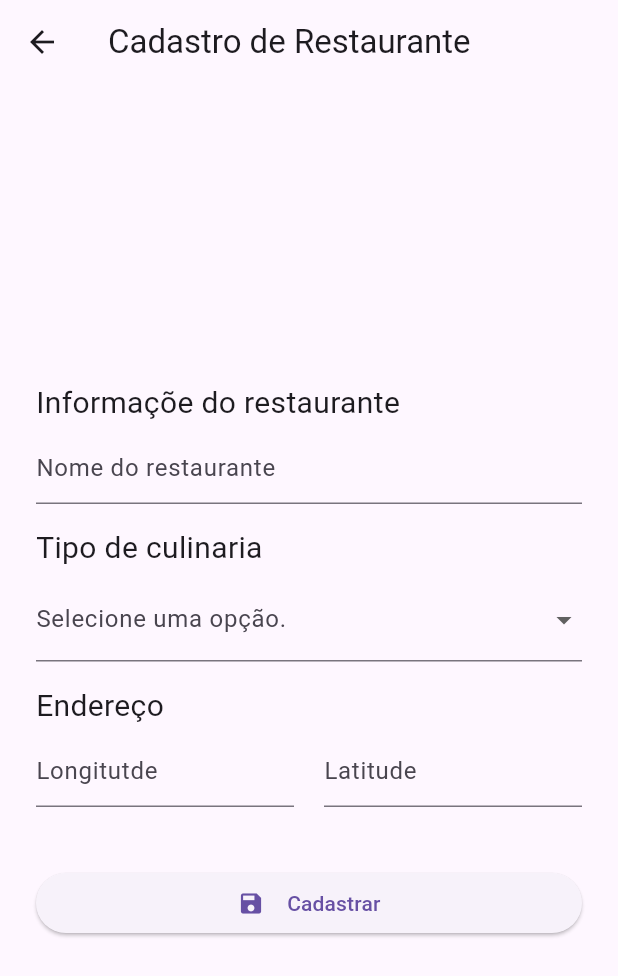
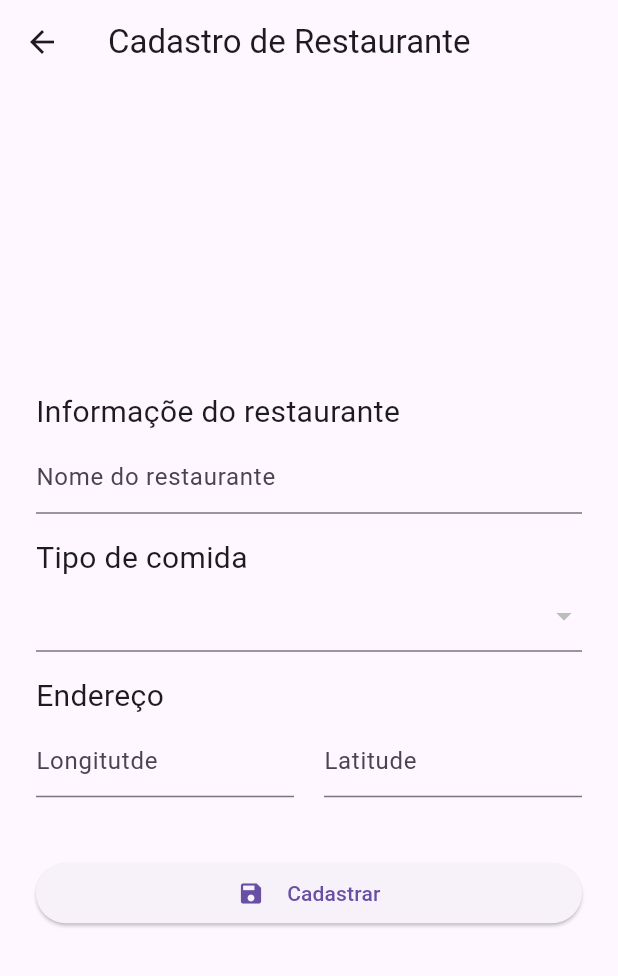
Before and after one commit to Novicks/Senai-Flutter, a Flutter app: the telaCadRest screen opened directly, after a tap on "Cadastrar", on a phone screen of 412 x 824 dp. Shown: the top 976 px of the screen. Run offline on Flutter 3.47's test engine with Material 3 defaults, Android fonts, the phone set to English and light mode, and no system bars; our stand-ins replace sqflite; accounts and stored records are empty.

Commit message:
alterações feita

```diff
--- a/lib/cad_restaurante.dart
+++ b/lib/cad_restaurante.dart
@@ -1,7 +1,40 @@
 import 'package:flutter/material.dart';
+import 'package:projetoflutter/db/restaurante_dao.dart';
+import 'package:projetoflutter/db/tipo_dao.dart';
+import 'package:projetoflutter/tipo.dart';
 
-class telaCadRest extends StatelessWidget{
+class telaCadRest extends StatefulWidget {
   telaCadRest({super.key});
+  // criando estado de acesso a tela
+  @override
+  State<StatefulWidget> createState() {
+    return telaCadRestState();
+  }
+}
+//
+class telaCadRestState extends State<telaCadRest>{
+// Cria elemetnos para controla os dados a serem recebidos
+  final TextEditingController nomeController = TextEditingController();
+  final TextEditingController longitudeController = TextEditingController();
+  final TextEditingController latitudeController = TextEditingController();
+
+  List<Tipo> tipoDeCulinaria = [];
+  int? tipoCulinaria;
+  String? culinariaSelecionada;
+
+  void initState(){
+    super.initState();
+    carregarTipos();
+  }
+
+// cria uma ação assicrona para carregar os tipos puxando atráves da classe tipoDAO.
+  Future<void> carregarTipos() async {
+    final lista = await tipoDAO.listarTipos();
+    // altera o estado da lista através do metodo setState()
+    setState(() {
+      tipoDeCulinaria = lista;
+    });
+  }
 
   @override
   Widget build(BuildContext context) {
@@ -18,20 +51,32 @@ class telaCadRest extends StatelessWidget{
             SizedBox(height: 5),
             TextFormField(
               decoration: const InputDecoration(hintText: 'Nome do restaurante'),
-              validator: (String? value) {}
+              validator: (String? value) {},
+              controller: nomeController,
               // adicionar controller;
             ),
             SizedBox(height: 15),
             Align(
               alignment: Alignment.centerLeft,
-              child: Text("Tipo de culinaria", style: TextStyle(fontSize: 20)),
+              child: Text("Tipo de comida", style: TextStyle(fontSize: 20),),
             ),
-            SizedBox(height: 5),
-            DropdownButtonFormField(value: null, decoration: InputDecoration(labelText: "Selecione uma opção.") ,items: [
-              DropdownMenuItem(value: 'op1',child: Text('Japonesa')),
-              DropdownMenuItem(value: 'op2',child: Text('Brasileira')),
-              DropdownMenuItem(value: 'op3',child: Text('Tailândesa')),
-            ], onChanged: (valor){print(valor);}),
+            DropdownButtonFormField<String>(
+                value: culinariaSelecionada,
+                items: tipoDeCulinaria.map((tipo){
+                  return DropdownMenuItem<String>(
+                    value: tipo.nome,
+                    child: Text('${tipo.nome}'),
+                  );
+                }).toList(),
+                onChanged: (String? novaCulinaria){
+                  setState(() {
+                    culinariaSelecionada = novaCulinaria;
+                    Tipo tipoSelecionado = tipoDeCulinaria.firstWhere(
+                        (tipo) => tipo.nome == novaCulinaria,
+                    );
+                    tipoCulinaria = tipoSelecionado.codigo;
+                  });
+            }),
             SizedBox(height: 15),
             Align(
               alignment: Alignment.centerLeft,
@@ -46,15 +91,31 @@ class telaCadRest extends StatelessWidget{
                 Expanded(child: TextFormField(
                   decoration: InputDecoration(hintText: 'Longitutde'),
                   validator: (String? value) {},
+                  controller: longitudeController,
                 )),
                 Expanded(child: TextFormField(
                   decoration: InputDecoration(hintText: 'Latitude'),
                   validator: (String? value) {},
+                  controller: latitudeController
                 ))
               ],
             ),
             SizedBox(height: 40),
-            ElevatedButton(onPressed: (){}, child: Row(
+            ElevatedButton(onPressed: ()async{
+              final sucesso = await RestauranteDAO.cadRest(nomeController.text, latitudeController.text, longitudeController.text, tipoCulinaria);
+                  String msg = 'ERRO: Restaurante não cadastrado.';
+                  Color corFundo = Colors.red;
+                  if(sucesso > 0){
+                    msg = '${nomeController.text} cadastrado! ID $sucesso';
+                    corFundo = Colors.green;
+                  }
+                  ScaffoldMessenger.of(context).showSnackBar(
+                      SnackBar(content: Text(msg),
+                      backgroundColor: corFundo,
+                      duration: Duration(seconds: 5),
+                    )
+                  );
+            }, child: Row(
               spacing: 15,
               mainAxisAlignment: MainAxisAlignment.center,
               children: [
--- a/lib/db/restaurante_dao.dart
+++ b/lib/db/restaurante_dao.dart
@@ -1,10 +1,15 @@
+import 'package:projetoflutter/db/usuario_dao.dart';
+
 import 'database_helper.dart';
 import 'package:projetoflutter/restaurante.dart';
 
 class RestauranteDAO{
   static Future<List<Restaurante>> listarTodos() async {
     final db = await DatabaseHelper.getDatabase();
-    final resultado = await db.query('tb_restaurante');
+    final resultado = await db.query('tb_restaurante',
+      where:'cd_usuario = ?',
+      whereArgs:[UsuarioDAO.usuarioLogado.codigo]
+    );
 
     return resultado.map((mapa){
       return Restaurante(
@@ -13,4 +18,21 @@ class RestauranteDAO{
       );
     }).toList();
   }
+  static Future<int> cadRest(String? nomeRest, String? latitude, String? longitude, int? tipo) async{
+    final db = await  DatabaseHelper.getDatabase();
+    final dadosRestaurante = {
+      'nm_restaurante': nomeRest,
+      'latitude_restaurante': latitude,
+      'longitude_restaurante': longitude,
+      'cd_tipo': tipo,
+      'cd_usuario': UsuarioDAO.usuarioLogado.codigo
+    };
+    try{
+      final idRest = await db.insert('tb_restaurante', dadosRestaurante);
+      return idRest;
+    } catch(e){
+      print("Erro ao cadastrar restaurante: $e");
+      return -1;
+    }
+  }
 }
--- /dev/null
+++ b/lib/db/tipo_dao.dart
@@ -0,0 +1,16 @@
+import 'package:projetoflutter/db/database_helper.dart';
+import 'package:projetoflutter/tipo.dart';
+class tipoDAO{
+  static Future<List<Tipo>> listarTipos() async{
+    final db = await DatabaseHelper.getDatabase();
+    final resultado = await db.query('tb_tipo');
+
+
+    return resultado.map((mapa) {
+      return Tipo(
+        mapa['cd_tipo'] as int, // codigo
+        mapa ['nm_tipo'] as String // nome
+      );
+    }).toList();
+  }
+}
--- a/lib/db/usuario_dao.dart
+++ b/lib/db/usuario_dao.dart
@@ -1,6 +1,10 @@
+import 'package:projetoflutter/usuario.dart';
 import 'database_helper.dart';
 
 class UsuarioDAO{
+
+  static Usuario usuarioLogado = Usuario();
+
   static Future<bool> autenticar(String login, String senha) async{
 
     final db = await DatabaseHelper.getDatabase();
@@ -10,6 +14,9 @@ class UsuarioDAO{
       where:'nm_login = ? and ds_senha = ?',
       whereArgs: [login, senha] // where args serve para colocar parametros no ?.
     );
+    usuarioLogado.codigo = resultado.first['cd_usuario'] as int;
+    usuarioLogado.nome = resultado.first['nm_usuario'] as String;
+    usuarioLogado.login = resultado.first['nm_login'] as String;
     return resultado.isNotEmpty;
   }
 }
--- a/lib/main.dart
+++ b/lib/main.dart
@@ -10,7 +10,7 @@ class MyApp extends StatelessWidget {
 
   @override
   Widget build(BuildContext context){
-    /*Usuario u = Usuario(
+    /*Usuario u = Usuario( jeito padrão para criação de classe sdk )
       1,
       "123",
       "Emerson123",
--- /dev/null
+++ b/lib/tipo.dart
@@ -0,0 +1,15 @@
+class Tipo{
+  int? _codigo;
+  String? _nome;
+
+  Tipo(int? codigo, String? nome){
+    _codigo = codigo;
+    _nome = nome;
+  }
+
+  int? get codigo => _codigo;
+  String? get nome => _nome;
+
+  set codigo(int? codigo) => _codigo = codigo;
+  set nome(String? nome) => _nome = nome;
+}
--- a/lib/usuario.dart
+++ b/lib/usuario.dart
@@ -5,7 +5,9 @@ class Usuario{
   String? _senha;
 
   // Construtor
-  Usuario(int? codigo, String? senha, String? login, String? nome){
+  Usuario({
+    int? codigo,
+    String? senha, String? login, String? nome}){
     _codigo = codigo;
     _senha = senha;
     _login = login;
```
Also changed, not shown: lib/tela_home.dart (+7 -7 lines), 1 other file.
